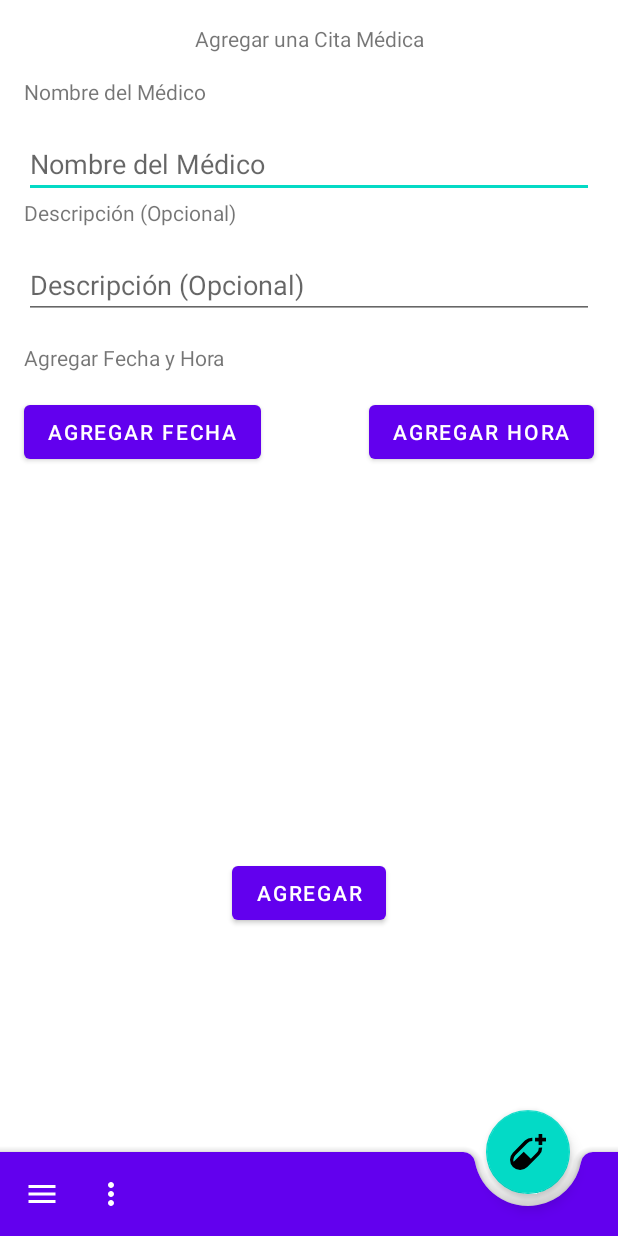
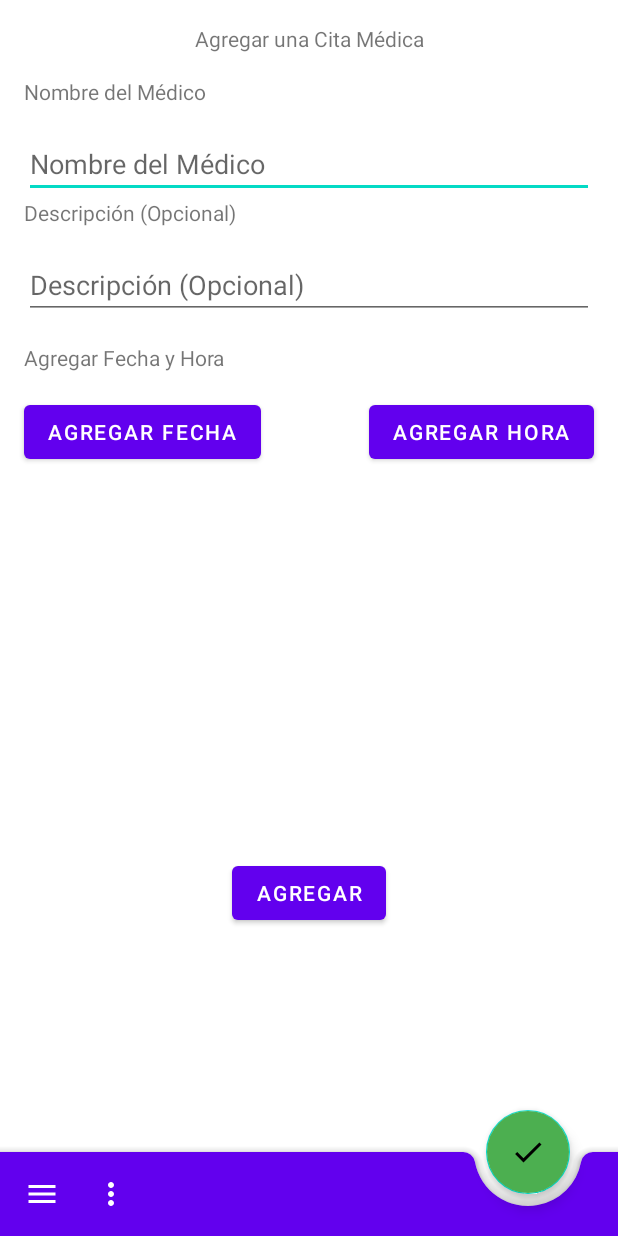
Before and after one commit to andykamin3/IuvoCare, an Android app: the screen it shows after launch once a user with an empty profile is signed in (MainActivity), in the side drawer, after a tap on "Agregar Cita Médica", on a phone screen of 412 x 824 dp. Run offline under Robolectric (Android 15) with nearby library versions, the phone set to English and light mode, and no system bars; our stand-ins replace Firebase (no records; nobody signed in at launch, a user with empty details on screens opened directly), navigation-ui; libraries missing offline, so code that uses them is left out: ca.antonious.materialdaypicker, com.kizitonwose.calendarview; pictures from the network do not load; 6 statements that could not run were skipped.

Commit message:
Contextual fabButton (@Koren perdon)

```diff
--- a/app/src/main/java/com/andreskaminker/iuvocare/MainActivity.kt
+++ b/app/src/main/java/com/andreskaminker/iuvocare/MainActivity.kt
@@ -4,6 +4,8 @@ package com.andreskaminker.iuvocare
 import android.os.Bundle
 import android.view.Menu
 import android.view.MenuItem
+import androidx.annotation.ColorRes
+import androidx.annotation.DrawableRes
 import androidx.appcompat.app.AppCompatActivity
 import androidx.drawerlayout.widget.DrawerLayout
 import androidx.navigation.NavController
@@ -41,6 +43,7 @@ class MainActivity : AppCompatActivity(),
             }
         }
 
+
     }
 
     override fun onBackPressed() {
@@ -61,12 +64,18 @@ class MainActivity : AppCompatActivity(),
         return true
     }
 
-    override fun setFabDrawable(drawable: Int) {
+    override fun setFabDrawable(@DrawableRes drawable: Int) {
         fabButton.setImageDrawable(resources.getDrawable(drawable, this.theme))
     }
 
-    override fun setFabColor(color: Int) {
-        TODO("Not yet implemented")
+    override fun setFabColor(@ColorRes color: Int) {
+        fabButton.background.setTint(resources.getColor(color, this.theme))
+    }
+
+    override fun setFabClickListener(clickListener: () -> Unit) {
+        fabButton.setOnClickListener {
+            clickListener()
+        }
     }
 }
 
--- a/app/src/main/java/com/andreskaminker/iuvocare/fragments/AddAppointmentFragment.kt
+++ b/app/src/main/java/com/andreskaminker/iuvocare/fragments/AddAppointmentFragment.kt
@@ -2,6 +2,7 @@ package com.andreskaminker.iuvocare.fragments
 
 import android.app.DatePickerDialog
 import android.app.TimePickerDialog
+import android.content.Context
 import android.os.Bundle
 import android.util.Log
 import android.view.LayoutInflater
@@ -12,6 +13,7 @@ import android.widget.DatePicker
 import android.widget.EditText
 import android.widget.TimePicker
 import androidx.fragment.app.Fragment
+import com.andreskaminker.iuvocare.MainActivity
 import com.andreskaminker.iuvocare.R
 import com.andreskaminker.iuvocare.dtypes.Appointment
 import com.andreskaminker.iuvocare.dtypes.DateResult
@@ -56,6 +58,17 @@ class AddAppointmentFragment : Fragment(), TimePickerDialog.OnTimeSetListener,
         return v
     }
 
+    private fun updateUI() {
+        val mActivity = requireActivity() as MainActivity
+        mActivity.setFabDrawable(R.drawable.ic_baseline_check_24_b)
+        mActivity.setFabColor(R.color.colorGreen)
+        mActivity.setFabClickListener {
+            (requireActivity() as MainActivity).setFabClickListener {
+                addAppointment(patient)
+            }
+        }
+    }
+
     override fun onTimeSet(view: TimePicker?, hourOfDay: Int, minute: Int) {
         Log.d(TAG, "Hour is $hourOfDay and minutes are $minute")
         dateResult.apply {
@@ -76,6 +89,7 @@ class AddAppointmentFragment : Fragment(), TimePickerDialog.OnTimeSetListener,
     }
 
     override fun onStart() {
+        //updateUI()
         auth = FirebaseAuth.getInstance()
         db = FirebaseFirestore.getInstance()
         var helper: Helper?
@@ -99,9 +113,11 @@ class AddAppointmentFragment : Fragment(), TimePickerDialog.OnTimeSetListener,
                         db.collection("patients").document(helper!!.helped).get()
                             .addOnSuccessListener { documentSnapshot ->
                                 patient = documentSnapshot.toObject(Patient::class.java)!!
-                                submitButton.setOnClickListener {
+                                /*submitButton.setOnClickListener {
                                     addAppointment(patient)
                                 }
+                                 */
+
                             }
                             .addOnFailureListener { exc ->
                                 Log.e(TAG, exc.toString())
@@ -122,6 +138,12 @@ class AddAppointmentFragment : Fragment(), TimePickerDialog.OnTimeSetListener,
 
         super.onStart()
     }
+
+    override fun onAttach(context: Context) {
+        super.onAttach(context)
+        updateUI()
+    }
+
 
     private fun addAppointment(patient: Patient) {
         val appointmentName = editTextMedicationName.text.toString()
--- a/app/src/main/java/com/andreskaminker/iuvocare/fragments/AddMedicationFragment.kt
+++ b/app/src/main/java/com/andreskaminker/iuvocare/fragments/AddMedicationFragment.kt
@@ -1,6 +1,7 @@
 package com.andreskaminker.iuvocare.fragments
 
 import android.app.TimePickerDialog
+import android.content.Context
 import android.os.Bundle
 import android.util.Log
 import android.view.LayoutInflater
@@ -11,6 +12,7 @@ import android.widget.EditText
 import android.widget.TimePicker
 import androidx.fragment.app.Fragment
 import ca.antonious.materialdaypicker.MaterialDayPicker
+import com.andreskaminker.iuvocare.MainActivity
 import com.andreskaminker.iuvocare.R
 import com.andreskaminker.iuvocare.dtypes.MedicationRequest
 import com.andreskaminker.iuvocare.dtypes.Patient
@@ -48,6 +50,15 @@ class AddMedicationFragment : Fragment(), TimePickerDialog.OnTimeSetListener {
         return v
     }
 
+    private fun updateUI() {
+        val mActivity = requireActivity() as MainActivity
+        mActivity.setFabDrawable(R.drawable.ic_baseline_check_24_b)
+        mActivity.setFabColor(R.color.colorGreen)
+        mActivity.setFabClickListener {
+            addMedication()
+        }
+    }
+
     override fun onStart() {
         super.onStart()
 
@@ -62,9 +73,12 @@ class AddMedicationFragment : Fragment(), TimePickerDialog.OnTimeSetListener {
             imageSet = true
         }
 
-        submitButton.setOnClickListener {
-            addMedication()
-        }
+
+    }
+
+    override fun onAttach(context: Context) {
+        super.onAttach(context)
+        updateUI()
     }
 
     private fun addMedication() {
--- a/app/src/main/java/com/andreskaminker/iuvocare/fragments/HomeTabbedScreen.kt
+++ b/app/src/main/java/com/andreskaminker/iuvocare/fragments/HomeTabbedScreen.kt
@@ -8,7 +8,6 @@ import androidx.fragment.app.Fragment
 import androidx.fragment.app.FragmentManager
 import androidx.fragment.app.FragmentPagerAdapter
 import androidx.viewpager.widget.ViewPager
-import com.andreskaminker.iuvocare.MainActivity
 import com.andreskaminker.iuvocare.R
 import com.google.android.material.tabs.TabLayout
 
@@ -29,6 +28,7 @@ class HomeTabbedScreen : Fragment() {
         return v
     }
 
+
     override fun onViewCreated(view: View, savedInstanceState: Bundle?) {
         super.onViewCreated(view, savedInstanceState)
         viewPager = v.findViewById(R.id.home_pager)
@@ -40,12 +40,6 @@ class HomeTabbedScreen : Fragment() {
     inner class ScreenPageAdapter(fm: FragmentManager) : FragmentPagerAdapter(fm) {
 
         override fun getItem(position: Int): Fragment {
-            if (position == 0) {
-                (requireActivity() as MainActivity).setFabDrawable(R.drawable.ic_pill_add_w)
-            } else {
-                (requireActivity() as MainActivity).setFabDrawable(R.drawable.ic_pill_add_w)
-            }
-
             return if (position == 0) {
                 SeeMedicationFragment.newInstance()
             } else {
--- a/app/src/main/java/com/andreskaminker/iuvocare/fragments/SeeAppointmentFragment.kt
+++ b/app/src/main/java/com/andreskaminker/iuvocare/fragments/SeeAppointmentFragment.kt
@@ -1,25 +1,32 @@
 package com.andreskaminker.iuvocare.fragments
 
+import android.content.Context
 import android.os.Bundle
 import android.view.LayoutInflater
 import android.view.View
 import android.view.ViewGroup
 import androidx.fragment.app.Fragment
+import androidx.navigation.findNavController
 import androidx.recyclerview.widget.LinearLayoutManager
+import com.andreskaminker.iuvocare.MainActivity
+import com.andreskaminker.iuvocare.R
 import com.andreskaminker.iuvocare.databinding.FragmentSeeAppointmentBinding
 import com.andreskaminker.iuvocare.helpers.AppointmentAdapter
 import com.andreskaminker.iuvocare.helpers.DummyData
+import com.google.android.material.floatingactionbutton.FloatingActionButton
 
 class SeeAppointmentFragment : Fragment() {
 
     var _binding: FragmentSeeAppointmentBinding? = null
     val binding get() = _binding!!
+    private lateinit var fabButton: FloatingActionButton
     override fun onCreateView(
         inflater: LayoutInflater, container: ViewGroup?,
         savedInstanceState: Bundle?
     ): View? {
         // Inflate the layout for this fragment
         _binding = FragmentSeeAppointmentBinding.inflate(inflater, container, false)
+        fabButton = requireActivity().findViewById(R.id.floatingActionButton)
         return binding.root
     }
 
@@ -32,6 +39,10 @@ class SeeAppointmentFragment : Fragment() {
         }
     }
 
+    override fun onAttach(context: Context) {
+        super.onAttach(context)
+        updateUI()
+    }
 
     companion object {
 
@@ -41,4 +52,14 @@ class SeeAppointmentFragment : Fragment() {
                 arguments = Bundle().apply {}
             }
     }
+
+    private fun updateUI() {
+        val mActivity = requireActivity() as MainActivity
+        mActivity.setFabDrawable(R.drawable.ic_baseline_add_24_b)
+        mActivity.setFabClickListener {
+            val directions =
+                HomeTabbedScreenDirections.actionHomeTabbedScreenToAddAppointmentFragment()
+            binding.root.findNavController().navigate(directions)
+        }
+    }
 }
--- a/app/src/main/java/com/andreskaminker/iuvocare/fragments/SeeMedicationFragment.kt
+++ b/app/src/main/java/com/andreskaminker/iuvocare/fragments/SeeMedicationFragment.kt
@@ -1,22 +1,27 @@
 package com.andreskaminker.iuvocare.fragments
 
+import android.content.Context
 import android.os.Bundle
 import android.view.LayoutInflater
 import android.view.View
 import android.view.ViewGroup
 import androidx.fragment.app.Fragment
+import androidx.navigation.findNavController
 import androidx.recyclerview.widget.LinearLayoutManager
 import androidx.recyclerview.widget.RecyclerView
+import com.andreskaminker.iuvocare.MainActivity
 import com.andreskaminker.iuvocare.R
 import com.andreskaminker.iuvocare.dtypes.MedicationRequest
 import com.andreskaminker.iuvocare.helpers.DummyData
 import com.andreskaminker.iuvocare.helpers.MedicationAdapter
+import com.google.android.material.floatingactionbutton.FloatingActionButton
 
 class SeeMedicationFragment : Fragment() {
     private lateinit var v: View
     private lateinit var medicationAdapter: MedicationAdapter
     private lateinit var medicationList: MutableList<MedicationRequest>
     private lateinit var recyclerView: RecyclerView
+    private lateinit var fabButton: FloatingActionButton
     override fun onCreateView(
         inflater: LayoutInflater, container: ViewGroup?,
         savedInstanceState: Bundle?
@@ -24,6 +29,7 @@ class SeeMedicationFragment : Fragment() {
         // Inflate the layout for this fragment
         v = inflater.inflate(R.layout.fragment_see_medication, container, false)
         recyclerView = v.findViewById(R.id.recyclerMedications)
+        fabButton = requireActivity().findViewById(R.id.floatingActionButton)
         return v
     }
 
@@ -38,16 +44,35 @@ class SeeMedicationFragment : Fragment() {
 
     override fun onStart() {
         super.onStart()
-
+        updateUI()
         medicationList = DummyData.medicationRequests
         medicationAdapter = MedicationAdapter(medicationList, this)
         recyclerView.apply {
             setHasFixedSize(true)
             adapter = medicationAdapter
             layoutManager = LinearLayoutManager(context)
+        }
+    }
 
+    override fun onAttach(context: Context) {
+        super.onAttach(context)
+        updateUI()
+    }
+
+    override fun onResume() {
+        super.onResume()
+        updateUI()
+    }
+
+    private fun updateUI() {
+        val mActivity = requireActivity() as MainActivity
+        mActivity.setFabDrawable(R.drawable.ic_baseline_add_24_b)
+        //mActivity.setFabColor(R.color.colorAccent)
+        mActivity.setFabClickListener {
+            val directions =
+                HomeTabbedScreenDirections.actionHomeTabbedScreenToAddMedicationFragment()
+            v.findNavController().navigate(directions)
         }
-
     }
 
 }
--- a/app/src/main/java/com/andreskaminker/iuvocare/fragments/SignUpFragment.kt
+++ b/app/src/main/java/com/andreskaminker/iuvocare/fragments/SignUpFragment.kt
@@ -37,6 +37,7 @@ class SignUpFragment : Fragment() {
         editTextPassword = v.findViewById(R.id.editTextPassword)
         return v
     }
+
 
     override fun onStart() {
         auth = FirebaseAuth.getInstance()
--- a/app/src/main/java/com/andreskaminker/iuvocare/modules/fabButtonHelpers.kt
+++ b/app/src/main/java/com/andreskaminker/iuvocare/modules/fabButtonHelpers.kt
@@ -6,4 +6,5 @@ import androidx.annotation.DrawableRes
 interface fabButtonHelpers {
     fun setFabDrawable(@DrawableRes drawable: Int)
     fun setFabColor(@ColorRes color: Int)
+    fun setFabClickListener(clickListener: () -> Unit)
 }
--- /dev/null
+++ b/app/src/main/res/drawable/ic_baseline_check_24_b.xml
@@ -0,0 +1,10 @@
+<vector xmlns:android="http://schemas.android.com/apk/res/android"
+    android:width="24dp"
+    android:height="24dp"
+    android:tint="?attr/colorControlNormal"
+    android:viewportWidth="24"
+    android:viewportHeight="24">
+    <path
+        android:fillColor="@android:color/white"
+        android:pathData="M9,16.17L4.83,12l-1.42,1.41L9,19 21,7l-1.41,-1.41z" />
+</vector>
--- a/app/src/main/res/navigation/nav_directions.xml
+++ b/app/src/main/res/navigation/nav_directions.xml
@@ -30,6 +30,9 @@
         <action
             android:id="@+id/action_calendarFragment_to_addAppointmentFragment"
             app:destination="@id/addAppointmentFragment" />
+        <action
+            android:id="@+id/action_calendarFragment_to_homeTabbedScreen"
+            app:destination="@id/homeTabbedScreen" />
     </fragment>
     <fragment
         android:id="@+id/userConfigFragment"
--- a/app/src/main/res/values/colors.xml
+++ b/app/src/main/res/values/colors.xml
@@ -10,4 +10,5 @@
     <color name="colorGrey">#D0E0F0</color>
     <color name="colorBlack">#000</color>
     <color name="colorYellow">#FFFF00</color>
+    <color name="colorGreen">#4CAF50</color>
 </resources>
```
Also changed, not shown: app/src/main/java/com/andreskaminker/iuvocare/fragments/CalendarFragment.kt (+14 -1 lines), app/src/main/java/com/andreskaminker/iuvocare/fragments/ProfileFragment.kt (+19 -0 lines), app/src/main/res/drawable/ic_baseline_check_24_w.xml (added, +10 -0 lines).
